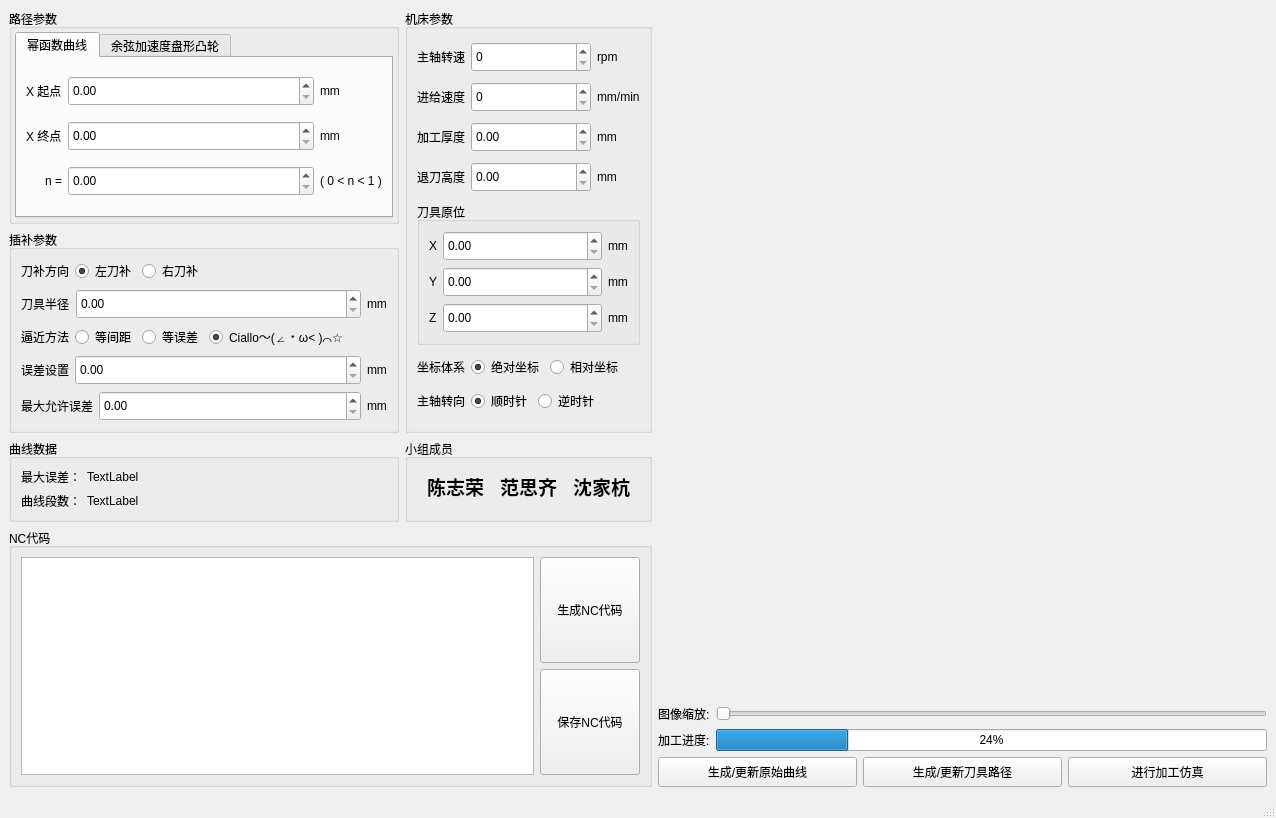
First picture: the form in mainwindow.ui, repository Calendula47/NC, before the edit.
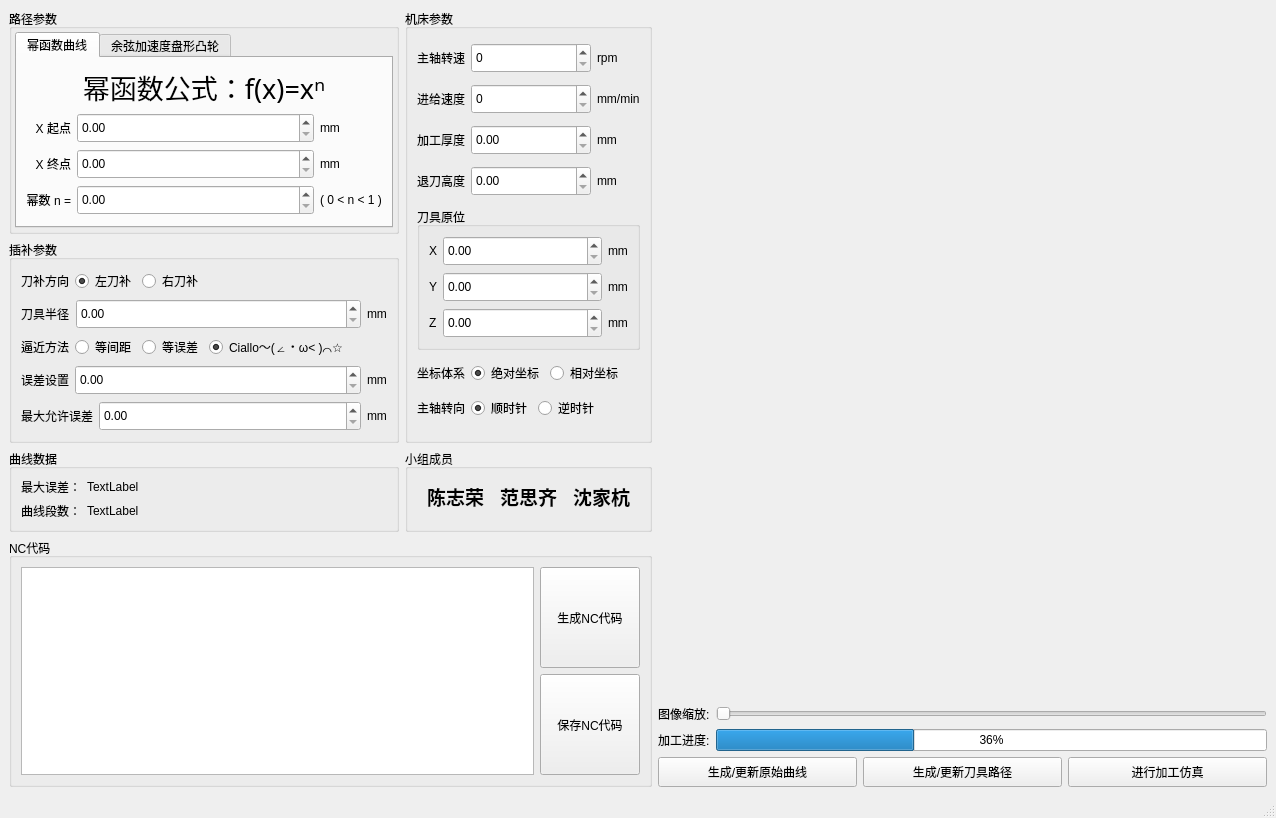
Second picture: the form after the edit.

Diff of the .ui file:
```diff
--- a/mainwindow.ui
+++ b/mainwindow.ui
@@ -398,10 +398,10 @@
               <string>幂函数曲线</string>
              </attribute>
              <layout class="QGridLayout" name="gridLayout_2">
-              <item row="0" column="0">
+              <item row="1" column="0">
                <widget class="QLabel" name="label">
                 <property name="sizePolicy">
-                 <sizepolicy hsizetype="Fixed" vsizetype="Preferred">
+                 <sizepolicy hsizetype="Preferred" vsizetype="Preferred">
                   <horstretch>0</horstretch>
                   <verstretch>0</verstretch>
                  </sizepolicy>
@@ -409,12 +409,15 @@
                 <property name="text">
                  <string>X 起点</string>
                 </property>
+                <property name="alignment">
+                 <set>Qt::AlignRight|Qt::AlignTrailing|Qt::AlignVCenter</set>
+                </property>
                </widget>
               </item>
-              <item row="1" column="0">
+              <item row="2" column="0">
                <widget class="QLabel" name="label_4">
                 <property name="sizePolicy">
-                 <sizepolicy hsizetype="Fixed" vsizetype="Preferred">
+                 <sizepolicy hsizetype="Preferred" vsizetype="Preferred">
                   <horstretch>0</horstretch>
                   <verstretch>0</verstretch>
                  </sizepolicy>
@@ -422,9 +425,12 @@
                 <property name="text">
                  <string>X 终点</string>
                 </property>
+                <property name="alignment">
+                 <set>Qt::AlignRight|Qt::AlignTrailing|Qt::AlignVCenter</set>
+                </property>
                </widget>
               </item>
-              <item row="1" column="1">
+              <item row="2" column="1">
                <widget class="QDoubleSpinBox" name="x_zhongdian">
                 <property name="minimumSize">
                  <size>
@@ -434,23 +440,23 @@
                 </property>
                </widget>
               </item>
-              <item row="2" column="0">
+              <item row="3" column="0">
                <widget class="QLabel" name="label_5">
                 <property name="sizePolicy">
-                 <sizepolicy hsizetype="Preferred" vsizetype="Preferred">
+                 <sizepolicy hsizetype="Fixed" vsizetype="Preferred">
                   <horstretch>0</horstretch>
                   <verstretch>0</verstretch>
                  </sizepolicy>
                 </property>
                 <property name="text">
-                 <string>n =</string>
+                 <string>幂数 n =</string>
                 </property>
                 <property name="alignment">
                  <set>Qt::AlignRight|Qt::AlignTrailing|Qt::AlignVCenter</set>
                 </property>
                </widget>
               </item>
-              <item row="2" column="1">
+              <item row="3" column="1">
                <widget class="QDoubleSpinBox" name="mishu">
                 <property name="minimumSize">
                  <size>
@@ -460,7 +466,7 @@
                 </property>
                </widget>
               </item>
-              <item row="0" column="2">
+              <item row="1" column="2">
                <widget class="QLabel" name="label_2">
                 <property name="sizePolicy">
                  <sizepolicy hsizetype="Fixed" vsizetype="Preferred">
@@ -473,7 +479,7 @@
                 </property>
                </widget>
               </item>
-              <item row="2" column="2">
+              <item row="3" column="2">
                <widget class="QLabel" name="label_6">
                 <property name="sizePolicy">
                  <sizepolicy hsizetype="Fixed" vsizetype="Preferred">
@@ -486,7 +492,7 @@
                 </property>
                </widget>
               </item>
-              <item row="0" column="1">
+              <item row="1" column="1">
                <widget class="QDoubleSpinBox" name="x_qidian">
                 <property name="minimumSize">
                  <size>
@@ -496,7 +502,7 @@
                 </property>
                </widget>
               </item>
-              <item row="1" column="2">
+              <item row="2" column="2">
                <widget class="QLabel" name="label_3">
                 <property name="sizePolicy">
                  <sizepolicy hsizetype="Fixed" vsizetype="Preferred">
@@ -509,6 +515,28 @@
                 </property>
                </widget>
               </item>
+              <item row="0" column="0" colspan="3">
+               <widget class="QLabel" name="label_66">
+                <property name="sizePolicy">
+                 <sizepolicy hsizetype="Preferred" vsizetype="Fixed">
+                  <horstretch>0</horstretch>
+                  <verstretch>0</verstretch>
+                 </sizepolicy>
+                </property>
+                <property name="font">
+                 <font>
+                  <family>Sarasa Fixed SC Semibold</family>
+                  <pointsize>20</pointsize>
+                 </font>
+                </property>
+                <property name="text">
+                 <string>幂函数公式：f(x)=xⁿ</string>
+                </property>
+                <property name="alignment">
+                 <set>Qt::AlignCenter</set>
+                </property>
+               </widget>
+              </item>
              </layout>
             </widget>
             <widget class="QWidget" name="tab_2">
@@ -1465,7 +1493,7 @@
           <item>
            <widget class="QProgressBar" name="progressBar">
             <property name="value">
-             <number>24</number>
+             <number>36</number>
             </property>
            </widget>
           </item>
```
